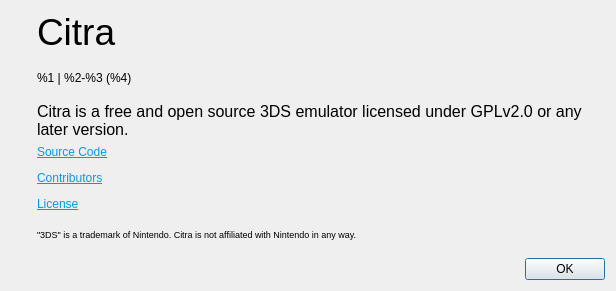
This is src/citra/aboutdialog.ui in GreenAmaranthine/citra as Qt 5 draws it before an edit. The edited form follows.
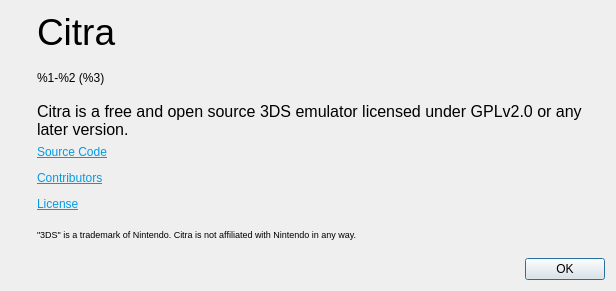
This is the edited form. Icons and pictures are not drawn.

Diff of the .ui file:
```diff
--- a/src/citra/aboutdialog.ui
+++ b/src/citra/aboutdialog.ui
@@ -70,7 +70,7 @@
           </sizepolicy>
          </property>
          <property name="text">
-          <string>&lt;html&gt;&lt;head/&gt;&lt;body&gt;&lt;p&gt;%1 | %2-%3 (%4)&lt;/p&gt;&lt;/body&gt;&lt;/html&gt;</string>
+          <string>&lt;html&gt;&lt;head/&gt;&lt;body&gt;&lt;p&gt;%1-%2 (%3)&lt;/p&gt;&lt;/body&gt;&lt;/html&gt;</string>
          </property>
         </widget>
        </item>
```
